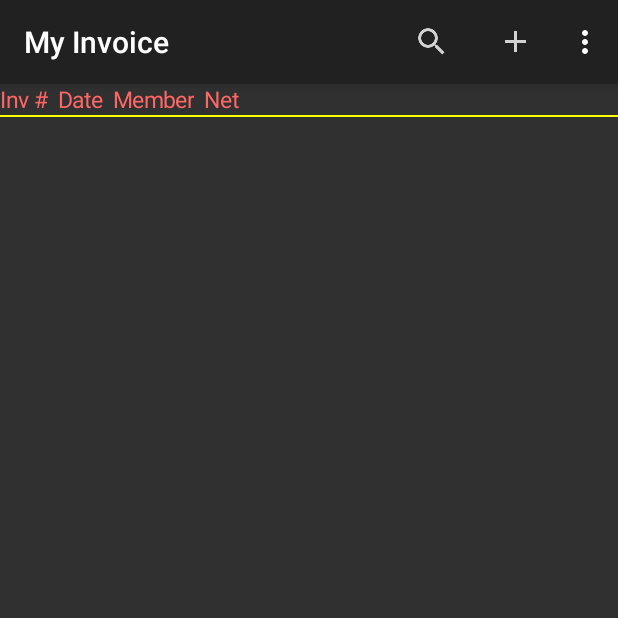
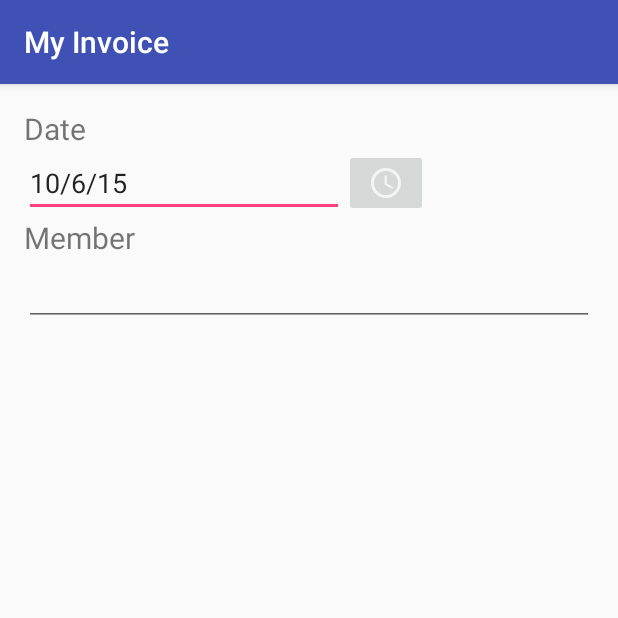
Before and after one commit to Matthew-YC-So/MyInvoice, an Android app: the screen it shows after launch (MainActivity before the commit, InvoiceEditActivity after it), after a tap on "Compose", on a phone screen of 412 x 824 dp, the top half of it. Run offline under Robolectric (Android 15) with nearby library versions, the phone set to English and light mode, and no system bars; 2 statements that could not run were skipped.

```diff
--- a/app/build.gradle
+++ b/app/build.gradle
@@ -23,4 +23,5 @@ dependencies {
     compile fileTree(dir: 'libs', include: ['*.jar'])
     testCompile 'junit:junit:4.12'
     compile 'com.android.support:design:23.0.1'
+    compile 'com.android.support:support-v4:23.0.1'
 }
--- a/app/src/main/AndroidManifest.xml
+++ b/app/src/main/AndroidManifest.xml
@@ -1,7 +1,9 @@
 <?xml version="1.0" encoding="utf-8"?>
 <manifest xmlns:android="http://schemas.android.com/apk/res/android"
     package="com.software_force.myinvoice" >
+
     <uses-permission android:name="android.permission.WRITE_EXTERNAL_STORAGE" />
+
     <application
         android:allowBackup="true"
         android:icon="@mipmap/ic_launcher"
@@ -18,6 +20,14 @@
                 <category android:name="android.intent.category.LAUNCHER" />
             </intent-filter>
         </activity>
+        <activity
+            android:name=".invoiceEditActivity"
+            android:configChanges="orientation|keyboardHidden|screenSize"
+            android:label="@string/title_activity_invoice_edit"
+            android:theme="@style/FullscreenTheme" >
+        </activity>
+        <activity android:name=".InvoiceEditActivity" >
+        </activity>
     </application>
 
 </manifest>
--- /dev/null
+++ b/app/src/main/java/com/software_force/myinvoice/InvoiceEditActivity.java
@@ -0,0 +1,31 @@
+package com.software_force.myinvoice;
+
+import android.support.v7.app.AppCompatActivity;
+import android.os.Bundle;
+import android.widget.EditText;
+
+import java.text.DateFormat;
+import java.text.SimpleDateFormat;
+import java.util.Date;
+
+public class InvoiceEditActivity extends AppCompatActivity {
+
+    private  EditText edit_invoiceDate;
+
+    @Override
+    protected void onCreate(Bundle savedInstanceState) {
+        super.onCreate(savedInstanceState);
+        setContentView(R.layout.activity_invoice_edit);
+        edit_invoiceDate = (EditText) findViewById(R.id.invoiceDate);
+
+        setInvoiceDate(new Date());
+
+    }
+
+    private void  setInvoiceDate(Date date){
+        java.text.DateFormat formatter = android.text.format.DateFormat.getDateFormat(this);
+
+        edit_invoiceDate.setText(formatter.format(date));
+
+    }
+}
--- a/app/src/main/java/com/software_force/myinvoice/InvoicesTableLoader.java
+++ b/app/src/main/java/com/software_force/myinvoice/InvoicesTableLoader.java
@@ -37,8 +37,8 @@ public class InvoicesTableLoader {
         this.table.removeAllViewsInLayout();
         int flag = 1;
 
-        // int textSize =  (int) ( context.getResources().getDimension( R.dimen.text_size)/ context.getResources().getDisplayMetrics().density );
-        int textSize =  (int) ( context.getResources().getDimension( R.dimen.text_size) );
+        int textSize =  (int) ( context.getResources().getDimension( R.dimen.text_size)/ context.getResources().getDisplayMetrics().density );
+        // int textSize =  (int) ( context.getResources().getDimension( R.dimen.text_size) );
         int textColor =  ContextCompat.getColor(context, R.color.colorrText);
         int headerTextColor =  ContextCompat.getColor(context, R.color.colorHeaderText);
         SimpleDateFormat dateFormat = new    SimpleDateFormat("yyyy-MM-dd");
--- a/app/src/main/java/com/software_force/myinvoice/MainActivity.java
+++ b/app/src/main/java/com/software_force/myinvoice/MainActivity.java
@@ -1,18 +1,16 @@
 package com.software_force.myinvoice;
 
-import android.app.Activity;
+import android.content.Intent;
 import android.media.MediaScannerConnection;
 import android.os.Bundle;
 import android.os.Handler;
-import android.support.v7.app.ActionBarActivity;
 import android.support.v7.app.AppCompatActivity;
 import android.util.Log;
+import android.view.Menu;
 import android.view.MenuInflater;
-import android.view.Menu;
 import android.view.MenuItem;
 import android.widget.TableLayout;
 import android.widget.Toast;
-
 
 import com.software_force.myinvoice.models.Invoice;
 
@@ -83,7 +81,7 @@ public class MainActivity extends AppCompatActivity {
     @Override
     public boolean onCreateOptionsMenu(Menu menu){
         MenuInflater inflater = getMenuInflater();
-        inflater.inflate(R.menu.menu_main, menu );
+        inflater.inflate(R.menu.menu_main, menu);
         return super.onCreateOptionsMenu(menu);
     }
 
@@ -96,12 +94,18 @@ public class MainActivity extends AppCompatActivity {
             Toast.makeText(getApplicationContext(), "SEARCH", Toast.LENGTH_SHORT).show();
             return true;
         } else if (id == R.id.action_add) {
-            Toast.makeText(getApplicationContext(), "ADD", Toast.LENGTH_SHORT).show();
+            // Toast.makeText(getApplicationContext(), "ADD", Toast.LENGTH_SHORT).show();
+            showAddInvoice();
             return true;
         } else {
             Toast.makeText(getApplicationContext(), "DEFAULT", Toast.LENGTH_SHORT).show();
             return super.onOptionsItemSelected(item);
         }
+    }
+
+    private void  showAddInvoice() {
+        Intent intent = new Intent(this, InvoiceEditActivity.class);
+        startActivity(intent);
     }
 
     @Override
--- /dev/null
+++ b/app/src/main/java/com/software_force/myinvoice/SelectDateFragment.java
@@ -0,0 +1,45 @@
+package com.software_force.myinvoice;
+
+import android.app.DatePickerDialog;
+import android.app.Dialog;
+import android.app.DialogFragment;
+import android.content.Context;
+import android.os.Bundle;
+import android.widget.DatePicker;
+import android.widget.EditText;
+
+import java.util.Calendar;
+import java.util.Date;
+
+/**
+ * Created by Matthew So on 10/6/2015.
+ */
+public class SelectDateFragment extends DialogFragment implements DatePickerDialog.OnDateSetListener {
+
+    private EditText editDate;
+
+    public SelectDateFragment(EditText editDate){
+        this.editDate = editDate;
+
+    }
+
+    @Override
+    public Dialog onCreateDialog(Bundle savedInstanceState) {
+        final Calendar calendar = Calendar.getInstance();
+        int yy = calendar.get(Calendar.YEAR);
+        int mm = calendar.get(Calendar.MONTH);
+        int dd = calendar.get(Calendar.DAY_OF_MONTH);
+        return new DatePickerDialog(getActivity(), this, yy, mm, dd);
+    }
+
+    public void onDateSet(DatePicker view, int yy, int mm, int dd){
+        populateSetDate(yy, mm+1, dd);
+    }
+
+    public void populateSetDate(int year, int month, int day) {
+        java.text.DateFormat formatter = android.text.format.DateFormat.getDateFormat(this.getContext());
+        Date date = new Date( year, month, day);
+        this.editDate.setText(formatter.format(date));
+    }
+
+}
--- /dev/null
+++ b/app/src/main/res/layout/activity_invoice_edit.xml
@@ -0,0 +1,47 @@
+<?xml version="1.0" encoding="utf-8"?>
+<LinearLayout xmlns:android="http://schemas.android.com/apk/res/android"
+    xmlns:tools="http://schemas.android.com/tools" android:layout_width="match_parent"
+    android:layout_height="match_parent" android:paddingLeft="@dimen/activity_horizontal_margin"
+    android:paddingRight="@dimen/activity_horizontal_margin"
+    android:paddingTop="@dimen/activity_vertical_margin"
+    android:paddingBottom="@dimen/activity_vertical_margin"
+    android:orientation="vertical"
+    tools:context="com.software_force.myinvoice.InvoiceEditActivity">
+    <TextView
+        android:layout_width="match_parent"
+        android:layout_height="wrap_content" android:text="@string/invoice_date" android:textSize="@dimen/text_size" />
+
+    <RelativeLayout
+        android:layout_width="match_parent"
+        android:layout_height="wrap_content"
+        android:orientation="horizontal">
+        <EditText
+            android:layout_width="wrap_content"
+            android:layout_height="wrap_content"
+            android:layout_alignParentTop="true"
+            android:layout_alignParentLeft="true"
+            android:inputType="date"
+            android:ems="10"
+            android:id="@+id/invoiceDate" />
+
+        <ImageButton
+            android:layout_width="wrap_content"
+            android:layout_height="wrap_content"
+            android:layout_toRightOf="@id/invoiceDate"
+            android:layout_alignBottom="@id/invoiceDate"
+            android:id="@+id/selectInvoiceDate"
+            android:src="@drawable/ic_action_schedule"
+            android:contentDescription="@string/selectdate"
+            android:cropToPadding="true"/>
+    </RelativeLayout>
+    <TextView
+        android:layout_width="match_parent"
+        android:layout_height="wrap_content" android:text="@string/invoice_member" android:textSize="@dimen/text_size" />
+
+    <EditText
+        android:layout_width="match_parent"
+        android:layout_height="wrap_content"
+        android:id="@+id/member" />
+
+
+</LinearLayout>
--- a/app/src/main/res/values/colors.xml
+++ b/app/src/main/res/values/colors.xml
@@ -5,4 +5,6 @@
     <color name="colorAccent">#FF4081</color>
     <color name="colorHeaderText">#FF6666</color>
     <color name="colorrText">#FFFFFF</color>
+
+    <color name="black_overlay">#66000000</color>
 </resources>
--- a/app/src/main/res/values/dimens.xml
+++ b/app/src/main/res/values/dimens.xml
@@ -3,5 +3,5 @@
     <dimen name="activity_horizontal_margin">16dp</dimen>
     <dimen name="activity_vertical_margin">16dp</dimen>
     <dimen name="fab_margin">16dp</dimen>
-    <dimen name="text_size">10sp</dimen>
+    <dimen name="text_size">20sp</dimen>
 </resources>
--- a/app/src/main/res/values/strings.xml
+++ b/app/src/main/res/values/strings.xml
@@ -7,4 +7,9 @@
     <string name="invoice_date">Date</string>
     <string name="invoice_member">Member</string>
     <string name="invoice_net">Net</string>
+
+    <string name="title_activity_invoice_edit">invoice</string>
+    <string name="dummy_button">Dummy Button</string>
+    <string name="dummy_content">DUMMY\nCONTENT</string>
+    <string name="selectdate">Select date</string>
 </resources>
--- a/app/src/main/res/values/styles.xml
+++ b/app/src/main/res/values/styles.xml
@@ -14,4 +14,14 @@
     <style name="AppTheme.AppBarOverlay" parent="ThemeOverlay.AppCompat.Dark.ActionBar" />
     <style name="AppTheme.PopupOverlay" parent="ThemeOverlay.AppCompat.Light" />
 
+    <style name="FullscreenTheme" parent="AppTheme">
+        <item name="android:actionBarStyle">@style/FullscreenActionBarStyle</item>
+        <item name="android:windowActionBarOverlay">true</item>
+        <item name="android:windowBackground">@null</item>
+    </style>
+
+    <style name="FullscreenActionBarStyle" parent="Widget.AppCompat.ActionBar">
+        <item name="android:background">@color/black_overlay</item>
+    </style>
+
 </resources>
```
Also changed, not shown: app/src/main/res/drawable-hdpi/ic_action_schedule.png (added), app/src/main/res/drawable-mdpi/ic_action_schedule.png (added), app/src/main/res/drawable-xhdpi/ic_action_schedule.png (added), app/src/main/res/drawable-xxhdpi/ic_action_schedule.png (added).
